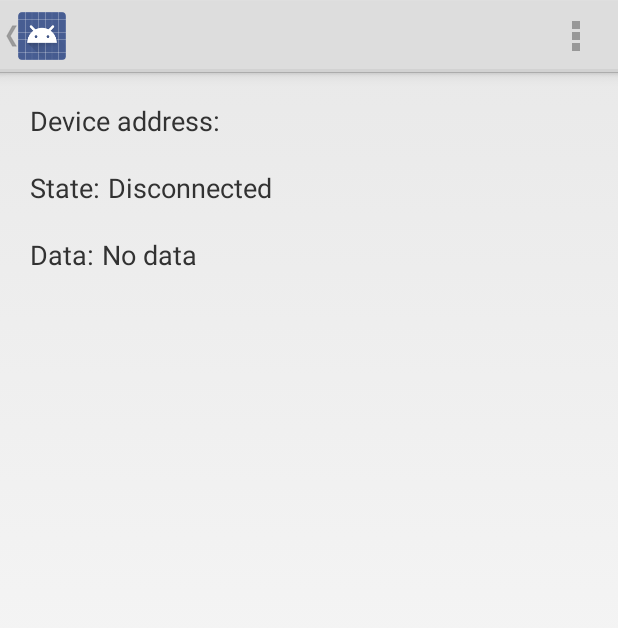
After one commit to gitanshu638/AndroidApp, an Android app: the DeviceControlActivity screen opened directly, with no data from a screen before it, on a phone screen of 412 x 824 dp. The commit adds this screen. Shown: the top 628 px of the screen. Run offline under Robolectric (Android 15) with nearby library versions, the phone set to English and light mode, and no system bars; network calls fail; 3 statements that could not run were skipped.

Commit message:
BLE Scanner and connection.

```diff
--- /dev/null
+++ b/app/src/main/java/com/example/gowheely/DeviceControlActivity.java
@@ -0,0 +1,299 @@
+package com.example.gowheely;
+
+
+import android.annotation.SuppressLint;
+import android.app.Activity;
+import android.bluetooth.BluetoothGattCharacteristic;
+import android.bluetooth.BluetoothGattService;
+import android.content.BroadcastReceiver;
+import android.content.ComponentName;
+import android.content.Context;
+import android.content.Intent;
+import android.content.IntentFilter;
+import android.content.ServiceConnection;
+import android.os.Bundle;
+import android.os.IBinder;
+import android.util.Log;
+import android.view.Menu;
+import android.view.MenuItem;
+import android.view.View;
+import android.widget.ExpandableListView;
+import android.widget.SimpleExpandableListAdapter;
+import android.widget.TextView;
+
+import com.example.gowheely.bleservice.BluetoothLEService;
+import com.example.gowheely.bleservice.SampleGattAttributes;
+
+import java.util.ArrayList;
+import java.util.HashMap;
+import java.util.List;
+
+/**
+ * For a given BLE device, this Activity provides the user interface to connect, display data,
+ * and display GATT services and characteristics supported by the device.  The Activity
+ * communicates with {@code BluetoothLeService}, which in turn interacts with the
+ * Bluetooth LE API.
+ */
+public class DeviceControlActivity extends Activity {
+    private final static String TAG = DeviceControlActivity.class.getSimpleName();
+
+    public static final String EXTRAS_DEVICE_NAME = "DEVICE_NAME";
+    public static final String EXTRAS_DEVICE_ADDRESS = "DEVICE_ADDRESS";
+
+    private TextView mConnectionState;
+    private TextView mDataField;
+    private String mDeviceName;
+    private String mDeviceAddress;
+    private ExpandableListView mGattServicesList;
+    private BluetoothLEService mBluetoothLeService;
+    private ArrayList<ArrayList<BluetoothGattCharacteristic>> mGattCharacteristics =
+            new ArrayList<ArrayList<BluetoothGattCharacteristic>>();
+    private boolean mConnected = false;
+    private BluetoothGattCharacteristic mNotifyCharacteristic;
+
+    private final String LIST_NAME = "NAME";
+    private final String LIST_UUID = "UUID";
+
+    // Code to manage Service lifecycle.
+    private final ServiceConnection mServiceConnection = new ServiceConnection() {
+
+        @Override
+        public void onServiceConnected(ComponentName componentName, IBinder service) {
+            mBluetoothLeService = ((BluetoothLEService.LocalBinder) service).getService();
+            if (!mBluetoothLeService.initialize()) {
+                Log.e(TAG, "Unable to initialize Bluetooth");
+                finish();
+            }
+            // Automatically connects to the device upon successful start-up initialization.
+            mBluetoothLeService.connect(mDeviceAddress);
+        }
+
+        @Override
+        public void onServiceDisconnected(ComponentName componentName) {
+            mBluetoothLeService = null;
+        }
+    };
+
+    // Handles various events fired by the Service.
+    // ACTION_GATT_CONNECTED: connected to a GATT server.
+    // ACTION_GATT_DISCONNECTED: disconnected from a GATT server.
+    // ACTION_GATT_SERVICES_DISCOVERED: discovered GATT services.
+    // ACTION_DATA_AVAILABLE: received data from the device.  This can be a result of read
+    //                        or notification operations.
+    private final BroadcastReceiver mGattUpdateReceiver = new BroadcastReceiver() {
+        @Override
+        public void onReceive(Context context, Intent intent) {
+            final String action = intent.getAction();
+            if (BluetoothLEService.ACTION_GATT_CONNECTED.equals(action)) {
+                mConnected = true;
+                updateConnectionState(R.string.connected);
+                invalidateOptionsMenu();
+            } else if (BluetoothLEService.ACTION_GATT_DISCONNECTED.equals(action)) {
+                mConnected = false;
+                updateConnectionState(R.string.disconnected);
+                invalidateOptionsMenu();
+                clearUI();
+            } else if (BluetoothLEService.ACTION_GATT_SERVICES_DISCOVERED.equals(action)) {
+                // Show all the supported services and characteristics on the user interface.
+                displayGattServices(mBluetoothLeService.getSupportedGattServices());
+            } else if (BluetoothLEService.ACTION_DATA_AVAILABLE.equals(action)) {
+                displayData(intent.getStringExtra(BluetoothLEService.EXTRA_DATA));
+            }
+        }
+    };
+
+    // If a given GATT characteristic is selected, check for supported features.  This sample
+    // demonstrates 'Read' and 'Notify' features.  See
+    // http://d.android.com/reference/android/bluetooth/BluetoothGatt.html for the complete
+    // list of supported characteristic features.
+    private final ExpandableListView.OnChildClickListener servicesListClickListner =
+            new ExpandableListView.OnChildClickListener() {
+                @Override
+                public boolean onChildClick(ExpandableListView parent, View v, int groupPosition,
+                                            int childPosition, long id) {
+                    if (mGattCharacteristics != null) {
+                        final BluetoothGattCharacteristic characteristic =
+                                mGattCharacteristics.get(groupPosition).get(childPosition);
+                        final int charaProp = characteristic.getProperties();
+                        if ((charaProp | BluetoothGattCharacteristic.PROPERTY_READ) > 0) {
+                            // If there is an active notification on a characteristic, clear
+                            // it first so it doesn't update the data field on the user interface.
+                            if (mNotifyCharacteristic != null) {
+                                mBluetoothLeService.setCharacteristicNotification(
+                                        mNotifyCharacteristic, false);
+                                mNotifyCharacteristic = null;
+                            }
+                            mBluetoothLeService.readCharacteristic(characteristic);
+                        }
+                        if ((charaProp | BluetoothGattCharacteristic.PROPERTY_NOTIFY) > 0) {
+                            mNotifyCharacteristic = characteristic;
+                            mBluetoothLeService.setCharacteristicNotification(
+                                    characteristic, true);
+                        }
+                        return true;
+                    }
+                    return false;
+                }
+            };
+
+    private void clearUI() {
+        mGattServicesList.setAdapter((SimpleExpandableListAdapter) null);
+        mDataField.setText("no_data");
+    }
+
+    @SuppressLint("MissingInflatedId")
+    @Override
+    public void onCreate(Bundle savedInstanceState) {
+        super.onCreate(savedInstanceState);
+        setContentView(R.layout.activity_device_control);
+
+        final Intent intent = getIntent();
+        mDeviceName = intent.getStringExtra(EXTRAS_DEVICE_NAME);
+        mDeviceAddress = intent.getStringExtra(EXTRAS_DEVICE_ADDRESS);
+
+        // Sets up UI references.
+        ((TextView) findViewById(R.id.device_address)).setText(mDeviceAddress);
+        mGattServicesList = (ExpandableListView) findViewById(R.id.gatt_services_list);
+        mGattServicesList.setOnChildClickListener(servicesListClickListner);
+        mConnectionState = (TextView) findViewById(R.id.connection_state);
+        mDataField = (TextView) findViewById(R.id.data_value);
+
+        getActionBar().setTitle(mDeviceName);
+        getActionBar().setDisplayHomeAsUpEnabled(true);
+        Intent gattServiceIntent = new Intent(this, BluetoothLEService.class);
+        bindService(gattServiceIntent, mServiceConnection, BIND_AUTO_CREATE);
+    }
+
+    @Override
+    protected void onResume() {
+        super.onResume();
+        registerReceiver(mGattUpdateReceiver, makeGattUpdateIntentFilter());
+        if (mBluetoothLeService != null) {
+            final boolean result = mBluetoothLeService.connect(mDeviceAddress);
+            Log.d(TAG, "Connect request result=" + result);
+        }
+    }
+
+    @Override
+    protected void onPause() {
+        super.onPause();
+        unregisterReceiver(mGattUpdateReceiver);
+    }
+
+    @Override
+    protected void onDestroy() {
+        super.onDestroy();
+        unbindService(mServiceConnection);
+        mBluetoothLeService = null;
+    }
+
+    @Override
+    public boolean onCreateOptionsMenu(Menu menu) {
+        getMenuInflater().inflate(R.menu.gatt_services, menu);
+        if (mConnected) {
+            menu.findItem(R.id.menu_connect).setVisible(false);
+            menu.findItem(R.id.menu_disconnect).setVisible(true);
+        } else {
+            menu.findItem(R.id.menu_connect).setVisible(true);
+            menu.findItem(R.id.menu_disconnect).setVisible(false);
+        }
+        return true;
+    }
+
+    @Override
+    public boolean onOptionsItemSelected(MenuItem item) {
+        switch (item.getItemId()) {
+            case R.id.menu_connect:
+                mBluetoothLeService.connect(mDeviceAddress);
+                return true;
+            case R.id.menu_disconnect:
+                mBluetoothLeService.disconnect();
+                return true;
+            case android.R.id.home:
+                onBackPressed();
+                return true;
+        }
+        return super.onOptionsItemSelected(item);
+    }
+
+    private void updateConnectionState(final int resourceId) {
+        runOnUiThread(new Runnable() {
+            @Override
+            public void run() {
+                mConnectionState.setText(resourceId);
+            }
+        });
+    }
+
+    private void displayData(String data) {
+        if (data != null) {
+            mDataField.setText(data);
+        }
+    }
+
+    // Demonstrates how to iterate through the supported GATT Services/Characteristics.
+    // In this sample, we populate the data structure that is bound to the ExpandableListView
+    // on the UI.
+    private void displayGattServices(List<BluetoothGattService> gattServices) {
+        if (gattServices == null) return;
+        String uuid = null;
+        String unknownServiceString = getResources().getString(R.string.unknown_service);
+        String unknownCharaString = getResources().getString(R.string.unknown_characteristic);
+        ArrayList<HashMap<String, String>> gattServiceData = new ArrayList<HashMap<String, String>>();
+        ArrayList<ArrayList<HashMap<String, String>>> gattCharacteristicData
+                = new ArrayList<ArrayList<HashMap<String, String>>>();
+        mGattCharacteristics = new ArrayList<ArrayList<BluetoothGattCharacteristic>>();
+
+        // Loops through available GATT Services.
+        for (BluetoothGattService gattService : gattServices) {
+            HashMap<String, String> currentServiceData = new HashMap<String, String>();
+            uuid = gattService.getUuid().toString();
+            currentServiceData.put(
+                    LIST_NAME, SampleGattAttributes.lookup(uuid));
+            currentServiceData.put(LIST_UUID, uuid);
+            gattServiceData.add(currentServiceData);
+
+            ArrayList<HashMap<String, String>> gattCharacteristicGroupData =
+                    new ArrayList<HashMap<String, String>>();
+            List<BluetoothGattCharacteristic> gattCharacteristics =
+                    gattService.getCharacteristics();
+            ArrayList<BluetoothGattCharacteristic> charas =
+                    new ArrayList<BluetoothGattCharacteristic>();
+
+            // Loops through available Characteristics.
+            for (BluetoothGattCharacteristic gattCharacteristic : gattCharacteristics) {
+                charas.add(gattCharacteristic);
+                HashMap<String, String> currentCharaData = new HashMap<String, String>();
+                uuid = gattCharacteristic.getUuid().toString();
+                currentCharaData.put(
+                        LIST_NAME, SampleGattAttributes.lookup(uuid));
+                currentCharaData.put(LIST_UUID, uuid);
+                gattCharacteristicGroupData.add(currentCharaData);
+            }
+            mGattCharacteristics.add(charas);
+            gattCharacteristicData.add(gattCharacteristicGroupData);
+        }
+
+        SimpleExpandableListAdapter gattServiceAdapter = new SimpleExpandableListAdapter(
+                this,
+                gattServiceData,
+                android.R.layout.simple_expandable_list_item_2,
+                new String[]{LIST_NAME, LIST_UUID},
+                new int[]{android.R.id.text1, android.R.id.text2},
+                gattCharacteristicData,
+                android.R.layout.simple_expandable_list_item_2,
+                new String[]{LIST_NAME, LIST_UUID},
+                new int[]{android.R.id.text1, android.R.id.text2}
+        );
+        mGattServicesList.setAdapter(gattServiceAdapter);
+    }
+
+    private static IntentFilter makeGattUpdateIntentFilter() {
+        final IntentFilter intentFilter = new IntentFilter();
+        intentFilter.addAction(BluetoothLEService.ACTION_GATT_CONNECTED);
+        intentFilter.addAction(BluetoothLEService.ACTION_GATT_DISCONNECTED);
+        intentFilter.addAction(BluetoothLEService.ACTION_GATT_SERVICES_DISCOVERED);
+        intentFilter.addAction(BluetoothLEService.ACTION_DATA_AVAILABLE);
+        return intentFilter;
+    }
+}
--- a/app/src/main/java/com/example/gowheely/bleservice/BluetoothLEService.java
+++ b/app/src/main/java/com/example/gowheely/bleservice/BluetoothLEService.java
@@ -216,6 +216,7 @@ public class BluetoothLEService extends Service {
                 return false;
             }
         }
+        assert mBluetoothAdapter != null;
         final BluetoothDevice bluetoothDevice = mBluetoothAdapter.getRemoteDevice(address);
         if (bluetoothDevice == null) {
             Log.w(TAG, "Device not found");
--- /dev/null
+++ b/app/src/main/res/layout/activity_device_control.xml
@@ -0,0 +1,93 @@
+<?xml version="1.0" encoding="utf-8"?><!-- Copyright (C) 2013 The Android Open Source Project
+     Licensed under the Apache License, Version 2.0 (the "License");
+     you may not use this file except in compliance with the License.
+     You may obtain a copy of the License at
+          http://www.apache.org/licenses/LICENSE-2.0
+     Unless required by applicable law or agreed to in writing, software
+     distributed under the License is distributed on an "AS IS" BASIS,
+     WITHOUT WARRANTIES OR CONDITIONS OF ANY KIND, either express or implied.
+     See the License for the specific language governing permissions and
+     limitations under the License.
+-->
+<LinearLayout xmlns:android="http://schemas.android.com/apk/res/android"
+    android:layout_width="match_parent"
+    android:layout_height="wrap_content"
+    android:layout_margin="10dp"
+    android:orientation="vertical">
+
+    <LinearLayout
+        android:layout_width="match_parent"
+        android:layout_height="wrap_content"
+        android:layout_margin="10dp"
+        android:orientation="horizontal">
+
+        <TextView
+            android:layout_width="wrap_content"
+            android:layout_height="wrap_content"
+            android:text="@string/label_device_address"
+            android:textSize="18sp" />
+
+        <Space
+            android:layout_width="5dp"
+            android:layout_height="wrap_content" />
+
+        <TextView
+            android:id="@+id/device_address"
+            android:layout_width="match_parent"
+            android:layout_height="wrap_content"
+            android:textSize="18sp" />
+    </LinearLayout>
+
+    <LinearLayout
+        android:layout_width="match_parent"
+        android:layout_height="wrap_content"
+        android:layout_margin="10dp"
+        android:orientation="horizontal">
+
+        <TextView
+            android:layout_width="wrap_content"
+            android:layout_height="wrap_content"
+            android:text="@string/label_state"
+            android:textSize="18sp" />
+
+        <Space
+            android:layout_width="5dp"
+            android:layout_height="wrap_content" />
+
+        <TextView
+            android:id="@+id/connection_state"
+            android:layout_width="match_parent"
+            android:layout_height="wrap_content"
+            android:text="@string/disconnected"
+            android:textSize="18sp" />
+    </LinearLayout>
+
+    <LinearLayout
+        android:layout_width="match_parent"
+        android:layout_height="wrap_content"
+        android:layout_margin="10dp"
+        android:orientation="horizontal">
+
+        <TextView
+            android:layout_width="wrap_content"
+            android:layout_height="wrap_content"
+            android:text="@string/label_data"
+            android:textSize="18sp" />
+
+        <Space
+            android:layout_width="5dp"
+            android:layout_height="wrap_content" />
+
+        <TextView
+            android:id="@+id/data_value"
+            android:layout_width="match_parent"
+            android:layout_height="wrap_content"
+            android:text="@string/no_data"
+            android:textSize="18sp" />
+    </LinearLayout>
+
+    <ExpandableListView
+        android:id="@+id/gatt_services_list"
+        android:layout_width="match_parent"
+        android:layout_height="wrap_content" />
+</LinearLayout>
--- /dev/null
+++ b/app/src/main/res/menu/gatt_services.xml
@@ -0,0 +1,28 @@
+<?xml version="1.0" encoding="utf-8"?>
+<!-- Copyright (C) 2013 The Android Open Source Project
+     Licensed under the Apache License, Version 2.0 (the "License");
+     you may not use this file except in compliance with the License.
+     You may obtain a copy of the License at
+          http://www.apache.org/licenses/LICENSE-2.0
+     Unless required by applicable law or agreed to in writing, software
+     distributed under the License is distributed on an "AS IS" BASIS,
+     WITHOUT WARRANTIES OR CONDITIONS OF ANY KIND, either express or implied.
+     See the License for the specific language governing permissions and
+     limitations under the License.
+-->
+<menu xmlns:app="http://schemas.android.com/apk/res-auto"
+    xmlns:android="http://schemas.android.com/apk/res/android">
+    <item android:id="@+id/menu_refresh"
+        android:checkable="false"
+        android:orderInCategory="1"
+        app:showAsAction="ifRoom"
+        android:title="Refresh" />
+    <item android:id="@+id/menu_connect"
+        android:title="@string/menu_connect"
+        android:orderInCategory="100"
+        app:showAsAction="ifRoom|withText" />
+    <item android:id="@+id/menu_disconnect"
+        android:title="@string/menu_disconnect"
+        android:orderInCategory="101"
+        app:showAsAction="ifRoom|withText" />
+</menu>
--- a/app/src/main/res/values/strings.xml
+++ b/app/src/main/res/values/strings.xml
@@ -2,5 +2,24 @@
     <string name="app_name">GoWheely</string>
     <string name="how_it_works">how it works</string>
     <string name="How_it_works">How it works:</string>
+    <string name="ble_not_supported">BLE is not supported</string>
+    <string name="label_data">Data:</string>
+    <string name="label_device_address">Device address:</string>
+    <string name="label_state">State:</string>
+    <string name="no_data">No data</string>
+    <string name="connected">Connected</string>
+    <string name="disconnected">Disconnected</string>
+    <string name="title_devices">BLE Device Scan</string>
+    <string name="error_bluetooth_not_supported">Bluetooth not supported.</string>
+
+    <string name="unknown_device">Unknown device</string>
+    <string name="unknown_characteristic">Unknown characteristic</string>
+    <string name="unknown_service">Unknown service</string>
+
+    <!-- Menu items -->
+    <string name="menu_connect">Connect</string>
+    <string name="menu_disconnect">Disconnect</string>
+    <string name="menu_scan">Scan</string>
+    <string name="menu_stop">Stop</string>
     <string name="click_from_anyone_of_the_below"><b>1.</b> Click from anyone of the below options (Message, Whatsapp, Facebook, more).\n\n<b>2.</b>Select contact from list.\n\n<b>3.</b> Earn upto 5% of discount as soon as your referral completes the sign up process and make their first purchase.\n\n<b>4.</b> Check offer section for your coupon.\n\n<b>5.</b> Enjoy. </string>
 </resources>
```
Also changed, not shown: app/src/main/AndroidManifest.xml (+18 -8 lines), app/src/main/java/com/example/gowheely/CartActivity.java (+9 -3 lines), app/src/main/res/layout/actionbar_indeterminate_progress.xml (added, +8 -0 lines), app/src/main/res/layout/activity_cart.xml (+8 -5 lines), app/src/main/res/layout/listitem_device.xml (added, +25 -0 lines), app/src/main/res/menu/main.xml (added, +22 -0 lines).
